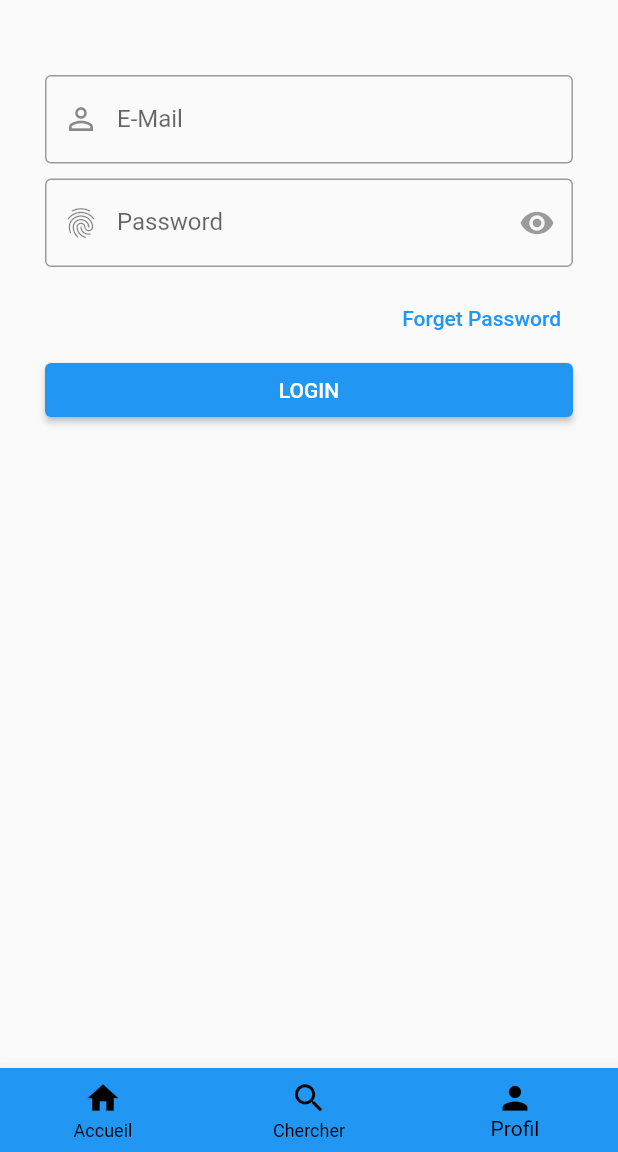
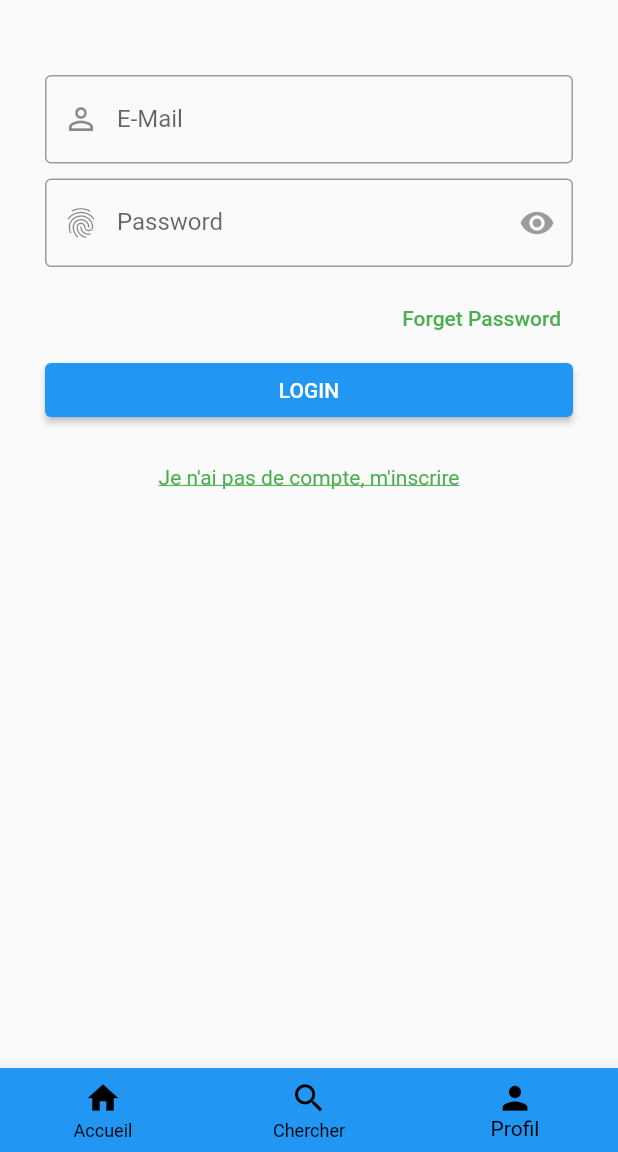
Before and after one commit to Moussa-Dara/project, a Flutter app: the screen it shows after launch, item 3 of the bottom bar chosen, on a phone screen of 412 x 824 dp, the part 84-1236 px from its top. Run offline on Flutter 3.47's test engine with Material 2 defaults, Android fonts, the phone set to English and light mode, and no system bars; our stand-ins replace firebase_core, google_fonts; accounts and stored records are empty; Roboto replaces fonts that are missing (Satisfy).

Commit message:
texte(pasdecompteminscrire)

```diff
--- a/lib/src/features/authentification/screens/login/login_form_widget.dart
+++ b/lib/src/features/authentification/screens/login/login_form_widget.dart
@@ -40,7 +40,7 @@ class LoginForm extends StatelessWidget {
             Align(
               alignment: Alignment.centerRight,
               child: TextButton(
-                  onPressed: () {}, child: const Text(tForgetPassword)),
+                  onPressed: () {}, child: const Text(tForgetPassword, style: TextStyle(color: Colors.green)),),
             ),
             SizedBox(
               width: double.maxFinite,
@@ -49,6 +49,25 @@ class LoginForm extends StatelessWidget {
                 child: Text(tLogin.toUpperCase()),
               ),
             ),
+            const SizedBox(height: 26),
+
+            Column(
+              children: [
+                GestureDetector(
+                  child:
+                    const Align(
+                      alignment: Alignment.center,
+                      child: Text(
+                        "Je n'ai pas de compte, m'inscrire",
+                        style:
+                          TextStyle(
+                            color: Colors.green,decoration: TextDecoration.underline,
+                          ),
+                      ),
+                    )
+                ),
+              ],
+            ),
           ],
         ),
       ),
```
